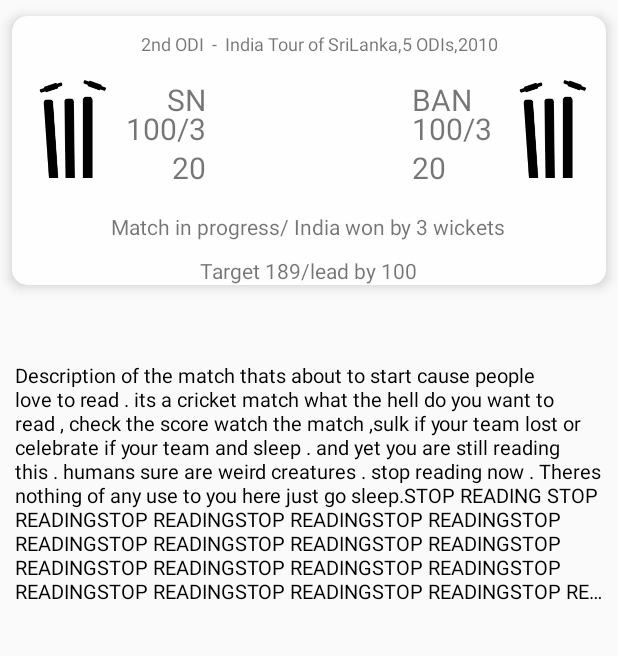
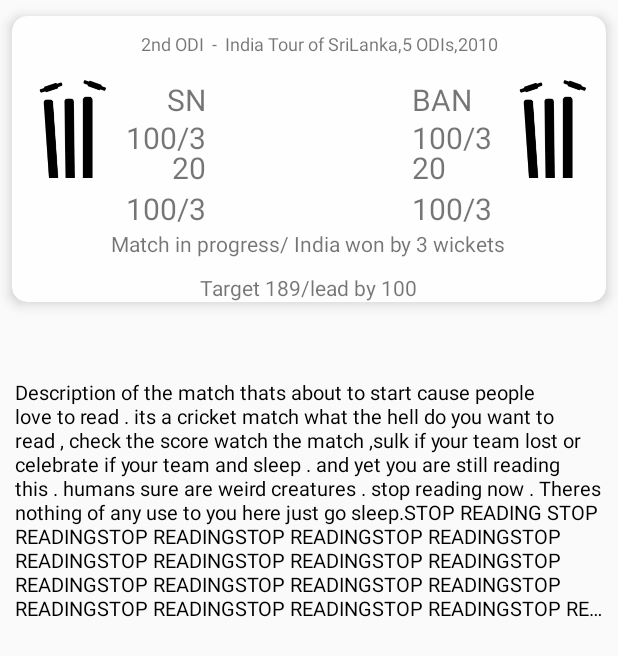
Before and after one commit to preetishnsrk/FreeHit, an Android app: the layout match_cards.xml on its own in the app's theme, with its tools: preview values and no code run, on a phone screen of 412 x 824 dp. Shown: the top 656 px of the screen. Run offline under Robolectric (Android 15) with nearby library versions, the phone set to English and light mode, and no system bars.

```diff
--- a/app/src/main/java/com/debut/ellipsis/freehit/Social/SocialFragment.java
+++ b/app/src/main/java/com/debut/ellipsis/freehit/Social/SocialFragment.java
@@ -197,7 +197,7 @@ public class SocialFragment extends Fragment implements LoaderManager.LoaderCall
         if (data != null && !data.isEmpty()) {
             pollAdapter = new PollItemAdapter(getContext(),data);
             pollsPager.setAdapter(pollAdapter);
-            indicator.setBackgroundColor(Color.BLACK);
+            indicator.setBackgroundColor(Color.TRANSPARENT);
             indicator.setViewPager(pollsPager);
 
 
--- a/app/src/main/res/layout/fragment_matches.xml
+++ b/app/src/main/res/layout/fragment_matches.xml
@@ -26,7 +26,6 @@
 
             <me.relex.circleindicator.CircleIndicator
                 android:id="@+id/indicator"
-
                 android:layout_width="wrap_content"
                 android:layout_height="25dp"
                 android:layout_centerInParent="true"
--- a/app/src/main/res/layout/fragment_social.xml
+++ b/app/src/main/res/layout/fragment_social.xml
@@ -7,7 +7,8 @@
 
     <RelativeLayout
         android:layout_width="match_parent"
-        android:layout_height="match_parent">
+        android:layout_height="match_parent"
+        android:background="@color/tw__light_gray">
         <android.support.v4.view.ViewPager
             android:id="@+id/poll_pager"
             android:layout_width="match_parent"
--- a/app/src/main/res/layout/match_cards.xml
+++ b/app/src/main/res/layout/match_cards.xml
@@ -14,7 +14,9 @@
         card_view:cardBackgroundColor="@color/color_white"
         card_view:cardCornerRadius="10dp"
         card_view:cardElevation="5dp"
-        card_view:cardUseCompatPadding="true">
+        card_view:cardUseCompatPadding="true"
+        android:layout_alignParentTop="true"
+        android:layout_alignParentStart="true">
 
         <RelativeLayout
             android:layout_width="wrap_content"
@@ -72,7 +74,6 @@
                         android:layout_centerVertical="true"
                         android:layout_toEndOf="@+id/team_logo_1"
                         android:textSize="20sp"
-
                         tools:text="100/3" />
                     <TextView
                         android:id="@+id/overs_team_1"
@@ -83,6 +84,15 @@
                             android:paddingTop="40dp"
                         android:textSize="20sp"
                         tools:text="20" />
+
+                    <TextView
+                        android:layout_below="@+id/overs_team_1"
+                        android:id="@+id/score2_team_1"
+                        android:layout_width="wrap_content"
+                        android:layout_height="wrap_content"
+                        android:layout_toEndOf="@+id/team_logo_1"
+                        android:textSize="20sp"
+                        tools:text="100/3" />
 
                     <ImageView
                         android:id="@+id/team_logo_1"
@@ -106,7 +116,9 @@
 
                 <RelativeLayout
                     android:layout_width="wrap_content"
-                    android:layout_height="wrap_content">
+                    android:layout_height="wrap_content"
+                    android:layout_alignParentTop="true"
+                    android:layout_alignParentStart="true">
 
                     <ImageView
                         android:id="@+id/team_logo_2"
@@ -121,7 +133,6 @@
                         android:id="@+id/overs_team_2"
                         android:layout_width="wrap_content"
                         android:layout_height="wrap_content"
-
                         android:layout_below="@+id/score_team_2"
                         android:layout_alignStart="@+id/score_team_2"
                         android:paddingEnd="15dp"
@@ -144,6 +155,15 @@
                         android:layout_width="wrap_content"
                         android:layout_height="wrap_content"
                         android:layout_centerVertical="true"
+                        android:layout_toStartOf="@+id/team_logo_2"
+                        android:textSize="20sp"
+                        tools:text="100/3" />
+
+                    <TextView
+                        android:layout_below="@+id/overs_team_2"
+                        android:id="@+id/score2_team_2"
+                        android:layout_width="wrap_content"
+                        android:layout_height="wrap_content"
                         android:layout_toStartOf="@+id/team_logo_2"
                         android:textSize="20sp"
                         tools:text="100/3" />
```
Also changed, not shown: app/src/main/java/com/debut/ellipsis/freehit/Matches/MatchCardItem.java (+49 -22 lines), app/src/main/java/com/debut/ellipsis/freehit/Matches/MatchesFragment.java (+0 -14 lines), app/src/main/java/com/debut/ellipsis/freehit/Matches/MatchesItemAdapter.java (+10 -2 lines), app/src/main/java/com/debut/ellipsis/freehit/Matches/MyData.java (deleted, +0 -44 lines), app/src/main/java/com/debut/ellipsis/freehit/Matches/QueryUtilMatchCard.java (+25 -29 lines).
